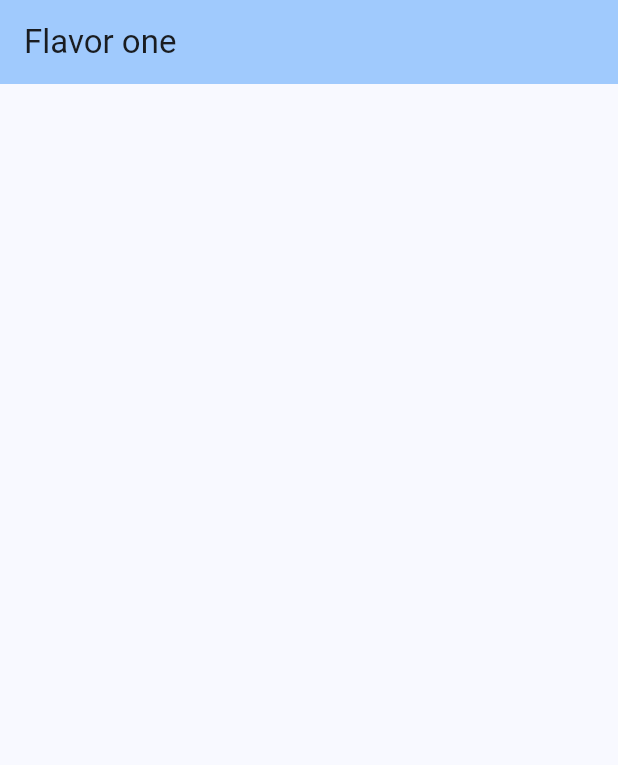
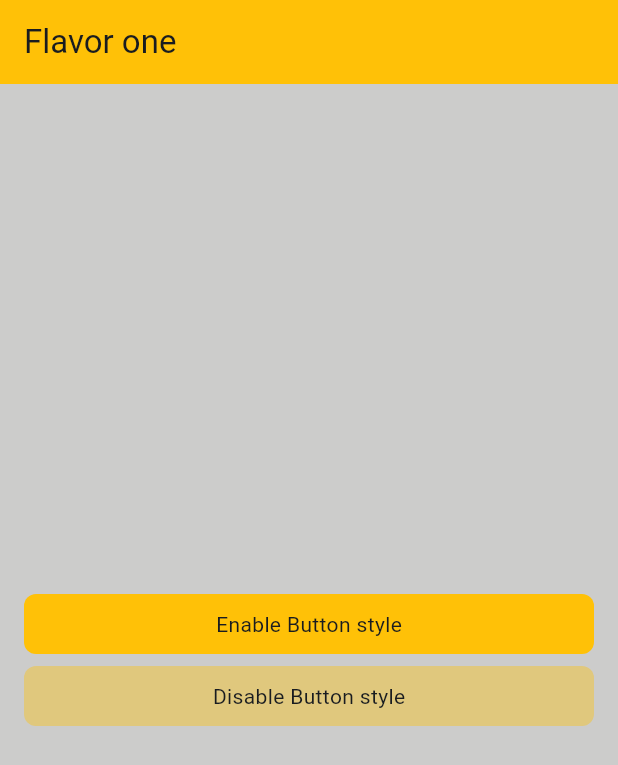
Before and after one commit to FelipeLemosBellini/create_app_flavor, a Flutter app: the screen it shows after launch, on a phone screen of 412 x 824 dp. Shown: the top 765 px of the screen. Run offline on Flutter 3.47's test engine with Material 2 defaults, Android fonts, the phone set to English and light mode, and no system bars.

Commit message:
update project

```diff
--- a/lib/app.dart
+++ b/lib/app.dart
@@ -1,4 +1,6 @@
 import 'package:create_app_flavor/flavors.dart';
+import 'package:create_app_flavor/helpers/flavor_colors.dart';
+import 'package:create_app_flavor/widgets/primary_button.dart';
 import 'package:flutter/material.dart';
 
 class MyApp extends StatelessWidget {
@@ -24,16 +26,21 @@ class MyHomePage extends StatefulWidget {
 }
 
 class _MyHomePageState extends State<MyHomePage> {
-  String applicationId = const String.fromEnvironment('applicationId');
-
   @override
   Widget build(BuildContext context) {
     return Scaffold(
-        appBar: AppBar(backgroundColor: Theme.of(context).colorScheme.inversePrimary, title: Text(widget.title)),
-        body: Center(child: Column(
-          children: [
-            Text(applicationId),
-          ],
-        )));
+        appBar: AppBar(backgroundColor: FlavorColor.appBarColor, title: Text(widget.title)),
+        backgroundColor: FlavorColor.backgroundColor,
+        body: Column(mainAxisAlignment: MainAxisAlignment.center, children: [
+          PrimaryButton(
+              onTapButton: () {},
+              textButton: "Enable Button style",
+              margin: const EdgeInsets.symmetric(horizontal: 16)),
+          PrimaryButton(
+              onTapButton: () {},
+              textButton: "Disable Button style",
+              disableButton: true,
+              margin: const EdgeInsets.only(top: 8, left: 16, right: 16))
+        ]));
   }
 }
--- a/lib/flavors.dart
+++ b/lib/flavors.dart
@@ -18,6 +18,8 @@ class FlavorValues {
 
   static bool isFlavorTwo() => _flavor == Flavor.flavorTwo;
 
+  static Flavor get flavor => _flavor!;
+
   static String get nameApp {
     switch (_flavor) {
       case Flavor.flavorOne:
@@ -28,4 +30,15 @@ class FlavorValues {
         return "Unknown Flavor";
     }
   }
+
+  static String get baseUrl {
+    switch (_flavor) {
+      case Flavor.flavorOne:
+        return "https://myservice.com/";
+      case Flavor.flavorTwo:
+        return "https://otherservice.com/";
+      default:
+        return "Unknown Flavor";
+    }
+  }
 }
--- /dev/null
+++ b/lib/helpers/colors.dart
@@ -0,0 +1,9 @@
+import 'package:flutter/material.dart';
+
+abstract class MyColors {
+  static const Color black = Colors.black;
+  static const Color gray = Color(0x46464640);
+  static const Color white = Colors.white;
+  static const Color primaryAppOne = Colors.amber;
+  static const Color primaryAppTwo = Colors.green;
+}
--- /dev/null
+++ b/lib/helpers/flavor_colors.dart
@@ -0,0 +1,41 @@
+import 'package:create_app_flavor/flavors.dart';
+import 'package:create_app_flavor/helpers/colors.dart';
+import 'package:flutter/material.dart';
+
+abstract class FlavorColor {
+  static Color get backgroundColor {
+    switch (FlavorValues.flavor) {
+      case Flavor.flavorOne:
+        return MyColors.gray;
+      case Flavor.flavorTwo:
+        return MyColors.white;
+    }
+  }
+
+  static Color get appBarColor {
+    switch (FlavorValues.flavor) {
+      case Flavor.flavorOne:
+        return MyColors.primaryAppOne;
+      case Flavor.flavorTwo:
+        return MyColors.primaryAppTwo;
+    }
+  }
+
+  static Color get disableButton {
+    switch (FlavorValues.flavor) {
+      case Flavor.flavorOne:
+        return MyColors.primaryAppOne.withOpacity(0.4);
+      case Flavor.flavorTwo:
+        return MyColors.primaryAppTwo.withOpacity(0.4);
+    }
+  }
+
+  static Color get primaryButton {
+    switch (FlavorValues.flavor) {
+      case Flavor.flavorOne:
+        return MyColors.primaryAppOne;
+      case Flavor.flavorTwo:
+        return MyColors.primaryAppTwo;
+    }
+  }
+}
--- a/lib/main_flavor_one.dart
+++ b/lib/main_flavor_one.dart
@@ -2,7 +2,7 @@ import 'package:create_app_flavor/app.dart';
 import 'package:create_app_flavor/flavors.dart';
 import 'package:flutter/material.dart';
 
-Future<void> main() async {
+void main() async {
   FlavorValues.initialize(Flavor.flavorOne);
 
   runApp(const MyApp());
--- /dev/null
+++ b/lib/widgets/primary_button.dart
@@ -0,0 +1,33 @@
+import 'package:create_app_flavor/helpers/flavor_colors.dart';
+import 'package:flutter/material.dart';
+
+class PrimaryButton extends StatelessWidget {
+  final Function() onTapButton;
+  final bool disableButton;
+  final double width;
+  final EdgeInsets margin;
+  final String textButton;
+
+  const PrimaryButton(
+      {required this.onTapButton,
+      required this.textButton,
+      this.margin = EdgeInsets.zero,
+      this.width = double.infinity,
+      this.disableButton = false,
+      Key? key})
+      : super(key: key);
+
+  Color get colorButton => disableButton ? FlavorColor.disableButton : FlavorColor.primaryButton;
+
+  @override
+  Widget build(BuildContext context) {
+    return GestureDetector(
+        onTapDown: (_) => onTapButton.call(),
+        child: Container(
+            height: 40,
+            width: width,
+            margin: margin,
+            decoration: BoxDecoration(color: colorButton, borderRadius: const BorderRadius.all(Radius.circular(8))),
+            child: Center(child: Text(textButton))));
+  }
+}
```
Also changed, not shown: 1 other file.
